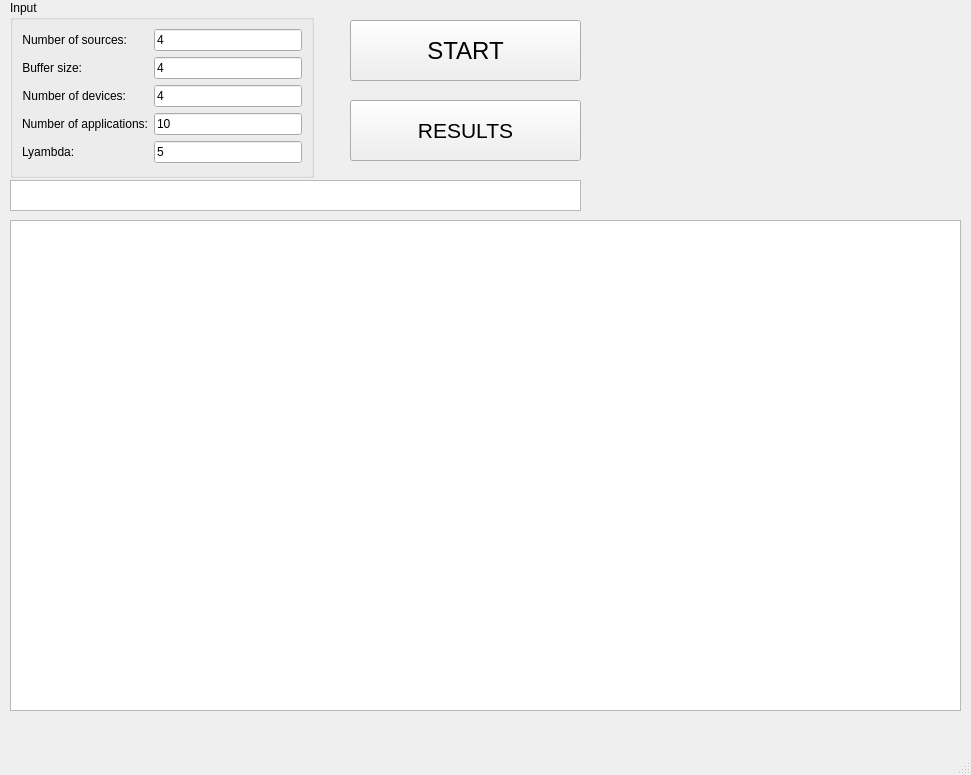
First picture: the form in SMO_project/SMO/mainwindow.ui, repository d0ctr/SMO, before the edit.
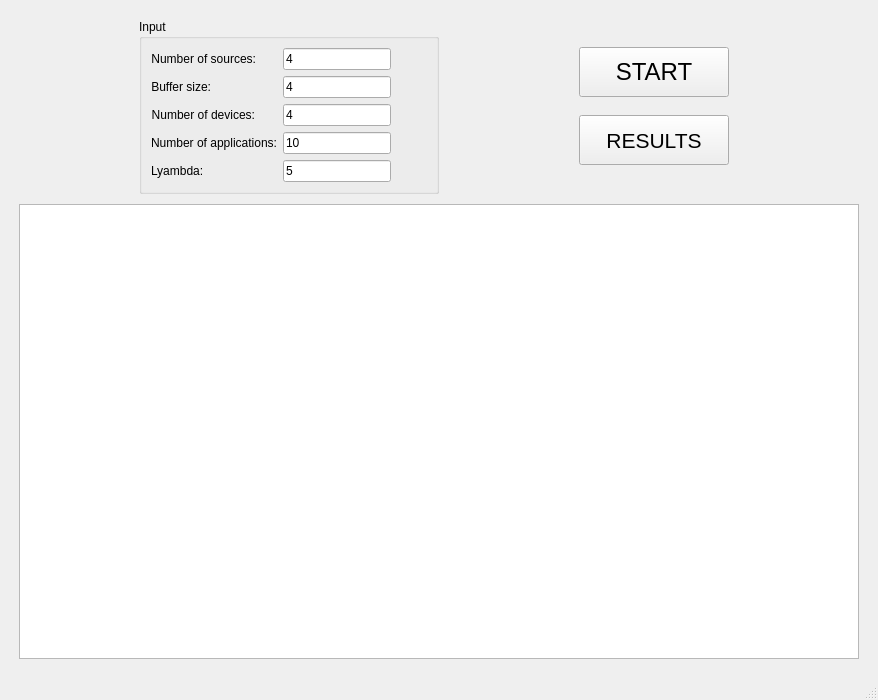
Second picture: the form after the edit.

Commit message: Ui now can show progress Less memory usage during run

Patch:
```diff
--- a/SMO_project/SMO/mainwindow.ui
+++ b/SMO_project/SMO/mainwindow.ui
@@ -6,27 +6,68 @@
    <rect>
     <x>0</x>
     <y>0</y>
-    <width>971</width>
-    <height>775</height>
+    <width>878</width>
+    <height>700</height>
    </rect>
   </property>
+  <property name="minimumSize">
+   <size>
+    <width>500</width>
+    <height>700</height>
+   </size>
+  </property>
   <property name="windowTitle">
    <string>MainWindow</string>
   </property>
   <widget class="QWidget" name="centralwidget">
+   <layout class="QGridLayout" name="gridLayout_2">
+    <item row="0" column="0">
+     <layout class="QGridLayout" name="gridLayout" columnstretch="0">
+      <property name="sizeConstraint">
+       <enum>QLayout::SetMaximumSize</enum>
+      </property>
+      <property name="leftMargin">
+       <number>10</number>
+      </property>
+      <property name="topMargin">
+       <number>10</number>
+      </property>
+      <property name="rightMargin">
+       <number>10</number>
+      </property>
+      <property name="bottomMargin">
+       <number>10</number>
+      </property>
+      <property name="spacing">
+       <number>10</number>
+      </property>
+      <item row="1" column="0">
+       <widget class="QTableWidget" name="tableOutput">
+        <property name="sizeAdjustPolicy">
+         <enum>QAbstractScrollArea::AdjustToContents</enum>
+        </property>
+       </widget>
+      </item>
+      <item row="0" column="0">
+       <layout class="QHBoxLayout" name="horizontalLayout">
+        <item>
    <widget class="QGroupBox" name="groupInputBox">
-    <property name="geometry">
-     <rect>
-      <x>10</x>
-      <y>0</y>
-      <width>304</width>
-      <height>178</height>
-     </rect>
+          <property name="maximumSize">
+           <size>
+            <width>300</width>
+            <height>180</height>
+           </size>
     </property>
     <property name="title">
      <string>Input</string>
     </property>
     <layout class="QFormLayout" name="formLayout">
+           <property name="fieldGrowthPolicy">
+            <enum>QFormLayout::FieldsStayAtSizeHint</enum>
+           </property>
+           <property name="rowWrapPolicy">
+            <enum>QFormLayout::DontWrapRows</enum>
+           </property>
      <item row="0" column="0">
       <widget class="QLabel" name="labelNumOfSources">
        <property name="text">
@@ -111,52 +152,55 @@
      </item>
     </layout>
    </widget>
+        </item>
+        <item>
+         <layout class="QVBoxLayout" name="verticalLayout">
+          <property name="spacing">
+           <number>0</number>
+          </property>
+          <property name="sizeConstraint">
+           <enum>QLayout::SetFixedSize</enum>
+          </property>
+          <property name="leftMargin">
+           <number>10</number>
+          </property>
+          <property name="topMargin">
+           <number>10</number>
+          </property>
+          <property name="rightMargin">
+           <number>10</number>
+          </property>
+          <property name="bottomMargin">
+           <number>10</number>
+          </property>
+          <item>
    <widget class="QPushButton" name="buttonStart">
-    <property name="geometry">
-     <rect>
-      <x>350</x>
-      <y>20</y>
-      <width>231</width>
-      <height>61</height>
-     </rect>
+            <property name="maximumSize">
+             <size>
+              <width>150</width>
+              <height>50</height>
+             </size>
     </property>
     <property name="font">
      <font>
       <pointsize>18</pointsize>
      </font>
     </property>
+            <property name="layoutDirection">
+             <enum>Qt::LeftToRight</enum>
+            </property>
     <property name="text">
      <string>START</string>
     </property>
    </widget>
-   <widget class="QTableWidget" name="tableOutput">
-    <property name="geometry">
-     <rect>
-      <x>10</x>
-      <y>220</y>
-      <width>951</width>
-      <height>491</height>
-     </rect>
-    </property>
-   </widget>
-   <widget class="QTextEdit" name="textEdit">
-    <property name="geometry">
-     <rect>
-      <x>10</x>
-      <y>180</y>
-      <width>571</width>
-      <height>31</height>
-     </rect>
-    </property>
-   </widget>
+          </item>
+          <item>
    <widget class="QPushButton" name="buttonResults">
-    <property name="geometry">
-     <rect>
-      <x>350</x>
-      <y>100</y>
-      <width>231</width>
-      <height>61</height>
-     </rect>
+            <property name="maximumSize">
+             <size>
+              <width>150</width>
+              <height>50</height>
+             </size>
     </property>
     <property name="font">
      <font>
@@ -167,6 +211,14 @@
      <string>RESULTS</string>
     </property>
    </widget>
+          </item>
+         </layout>
+        </item>
+       </layout>
+      </item>
+     </layout>
+    </item>
+   </layout>
   </widget>
   <widget class="QMenuBar" name="menubar">
    <property name="geometry">
```
Left out of the diff: 4 changed lines with no effect on the pictures. Lines whose indentation alone changed are shown as unchanged. The commit also changes 6 other files.
